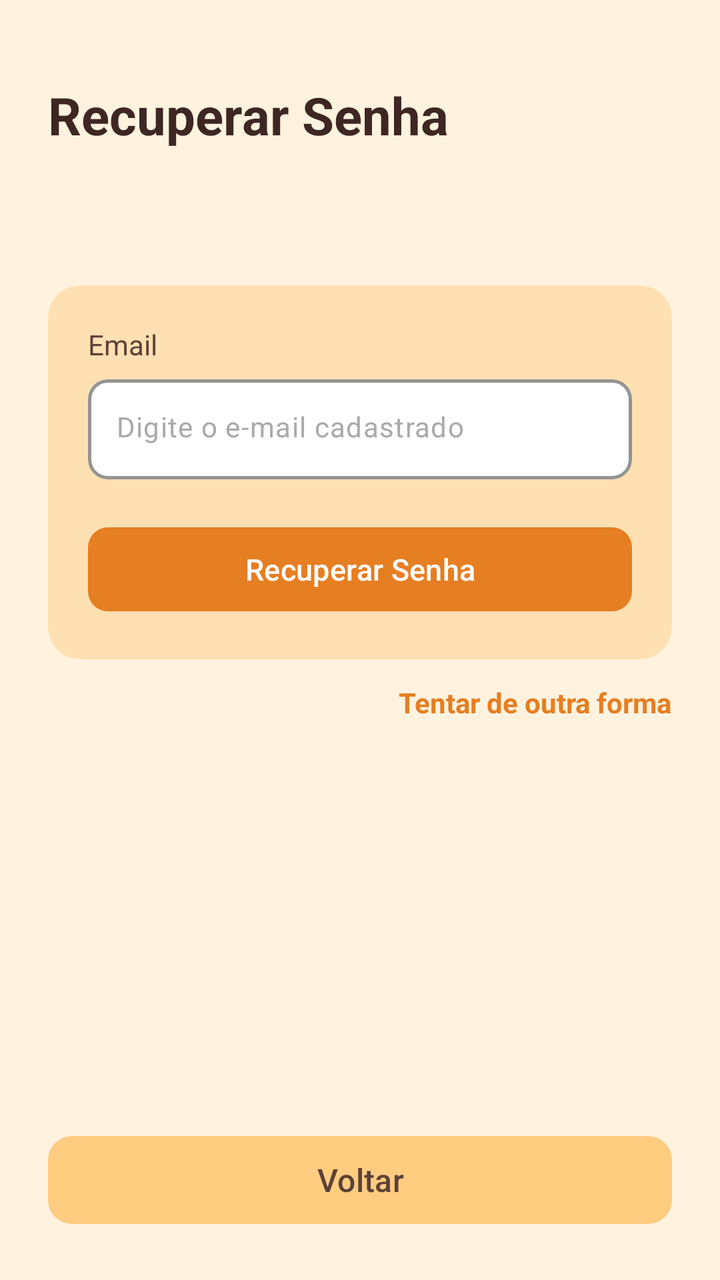
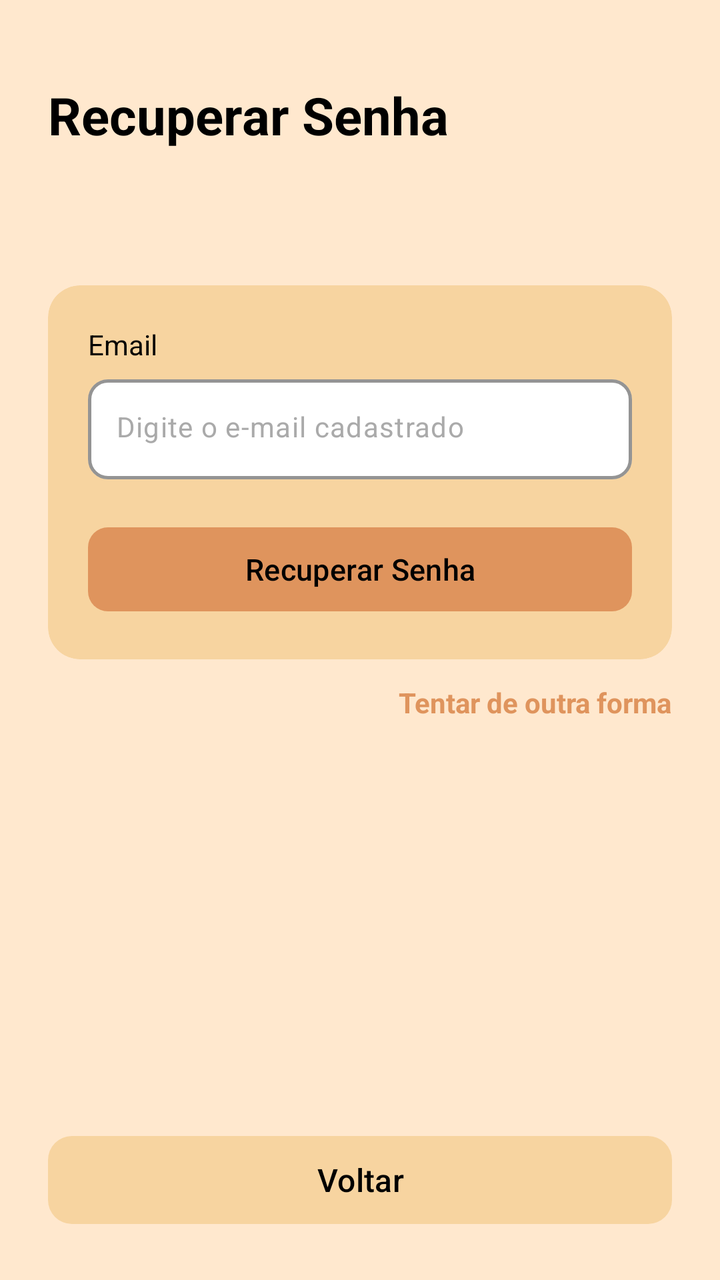

Two renders of the same Android screen: before a commit and after it. Below are the layout's source before the change and the commit's diff.
<!-- AndroidManifest.xml: application theme Theme.ProtPetverso1 -->
<!-- res/layout/recuperar_senha_layout.xml -->
<?xml version="1.0" encoding="utf-8"?>
<LinearLayout xmlns:android="http://schemas.android.com/apk/res/android"
    xmlns:app="http://schemas.android.com/apk/res-auto"
    android:layout_width="match_parent"
    android:layout_height="match_parent"
    android:orientation="vertical"
    android:background="#FFF3E0"
    android:paddingHorizontal="24dp"
    android:paddingTop="40dp"
    android:paddingBottom="24dp">

    
    <TextView
        android:layout_width="wrap_content"
        android:layout_height="wrap_content"
        android:text="Recuperar Senha"
        android:textSize="26sp"
        android:textStyle="bold"
        android:textColor="#3E2723" />

    
    <View
        android:layout_width="match_parent"
        android:layout_height="0dp"
        android:layout_weight="0.5" />

    
    <com.google.android.material.card.MaterialCardView
        android:layout_width="match_parent"
        android:layout_height="wrap_content"
        app:cardCornerRadius="16dp"
        app:cardElevation="0dp"
        app:cardBackgroundColor="#FFE0B2"
        app:strokeWidth="0dp">

        <LinearLayout
            android:layout_width="match_parent"
            android:layout_height="wrap_content"
            android:orientation="vertical"
            android:padding="20dp">

            
            <TextView
                android:layout_width="wrap_content"
                android:layout_height="wrap_content"
                android:layout_marginBottom="8dp"
                android:text="Email"
                android:textSize="14sp"
                android:textColor="#5D4037" />

            
            <com.google.android.material.textfield.TextInputLayout
                android:id="@+id/ipEmailRecuperar"
                android:layout_width="match_parent"
                android:layout_height="wrap_content"
                android:layout_marginBottom="20dp"
                app:boxBackgroundMode="outline"
                app:boxBackgroundColor="#FFFFFF"
                app:boxStrokeColor="#FF9800"
                app:boxStrokeWidth="1.5dp"
                app:boxCornerRadiusBottomEnd="10dp"
                app:boxCornerRadiusBottomStart="10dp"
                app:boxCornerRadiusTopEnd="10dp"
                app:boxCornerRadiusTopStart="10dp"
                app:hintEnabled="false">

                <com.google.android.material.textfield.TextInputEditText
                    android:id="@+id/edtEmailRecuperar"
                    android:layout_width="match_parent"
                    android:layout_height="50dp"
                    android:gravity="center_vertical"
                    android:hint="Digite o e-mail cadastrado"
                    android:inputType="textEmailAddress"
                    android:paddingHorizontal="14dp"
                    android:textColor="@color/black"
                    android:textColorHint="#AAAAAA"
                    android:textSize="14sp" />
            </com.google.android.material.textfield.TextInputLayout>

            
            <com.google.android.material.button.MaterialButton
                android:id="@+id/btnRecuperarSenha"
                android:layout_width="match_parent"
                android:layout_height="50dp"
                android:text="Recuperar Senha"
                android:textAllCaps="false"
                android:textSize="15sp"
                android:textColor="@android:color/white"
                app:backgroundTint="#E67E22"
                app:cornerRadius="10dp" />

        </LinearLayout>
    </com.google.android.material.card.MaterialCardView>

    
    <TextView
        android:id="@+id/txtTentarOutraForma"
        android:layout_width="wrap_content"
        android:layout_height="wrap_content"
        android:layout_gravity="end"
        android:layout_marginTop="12dp"
        android:text="Tentar de outra forma"
        android:textSize="14sp"
        android:textColor="#E67E22"
        android:textStyle="bold" />

    
    <View
        android:layout_width="match_parent"
        android:layout_height="0dp"
        android:layout_weight="1.5" />

    
    <com.google.android.material.button.MaterialButton
        android:id="@+id/btnVoltar"
        android:layout_width="match_parent"
        android:layout_height="52dp"
        android:text="Voltar"
        android:textAllCaps="false"
        android:textSize="16sp"
        android:textColor="#5D4037"
        app:backgroundTint="#FFCC80"
        app:cornerRadius="12dp" />

</LinearLayout>
<!-- resources referenced by this layout -->
<resources>
  <color name="black">#FF000000</color>
  <style name="Theme.ProtPetverso1" parent="Base.Theme.ProtPetverso1">
      </style>
  <style name="Base.Theme.ProtPetverso1" parent="Theme.Material3.DayNight.NoActionBar">
          
          
      </style>
</resources>

<!-- the commit's change to res/layout/recuperar_senha_layout.xml (unified diff, before → after) -->
@@ -4,7 +4,7 @@
     android:layout_width="match_parent"
     android:layout_height="match_parent"
     android:orientation="vertical"
-    android:background="#FFF3E0"
+    android:background="#FFE8CE"
     android:paddingHorizontal="24dp"
     android:paddingTop="40dp"
     android:paddingBottom="24dp">
@@ -16,9 +16,8 @@
         android:text="Recuperar Senha"
         android:textSize="26sp"
         android:textStyle="bold"
-        android:textColor="#3E2723" />
+        android:textColor="#000000" />
 
-    
     <View
         android:layout_width="match_parent"
         android:layout_height="0dp"
@@ -30,7 +29,7 @@
         android:layout_height="wrap_content"
         app:cardCornerRadius="16dp"
         app:cardElevation="0dp"
-        app:cardBackgroundColor="#FFE0B2"
+        app:cardBackgroundColor="#F7D4A0"
         app:strokeWidth="0dp">
 
         <LinearLayout
@@ -39,16 +38,14 @@
             android:orientation="vertical"
             android:padding="20dp">
 
-            
             <TextView
                 android:layout_width="wrap_content"
                 android:layout_height="wrap_content"
                 android:layout_marginBottom="8dp"
                 android:text="Email"
                 android:textSize="14sp"
-                android:textColor="#5D4037" />
+                android:textColor="#000000" />
 
-            
             <com.google.android.material.textfield.TextInputLayout
                 android:id="@+id/ipEmailRecuperar"
                 android:layout_width="match_parent"
@@ -72,12 +69,11 @@
                     android:hint="Digite o e-mail cadastrado"
                     android:inputType="textEmailAddress"
                     android:paddingHorizontal="14dp"
-                    android:textColor="@color/black"
+                    android:textColor="#000000"
                     android:textColorHint="#AAAAAA"
                     android:textSize="14sp" />
             </com.google.android.material.textfield.TextInputLayout>
 
-            
             <com.google.android.material.button.MaterialButton
                 android:id="@+id/btnRecuperarSenha"
                 android:layout_width="match_parent"
@@ -85,14 +81,13 @@
                 android:text="Recuperar Senha"
                 android:textAllCaps="false"
                 android:textSize="15sp"
-                android:textColor="@android:color/white"
-                app:backgroundTint="#E67E22"
+                android:textColor="#000"
+                app:backgroundTint="#DF945D"
                 app:cornerRadius="10dp" />
 
         </LinearLayout>
     </com.google.android.material.card.MaterialCardView>
 
-    
     <TextView
         android:id="@+id/txtTentarOutraForma"
         android:layout_width="wrap_content"
@@ -101,16 +96,14 @@
         android:layout_marginTop="12dp"
         android:text="Tentar de outra forma"
         android:textSize="14sp"
-        android:textColor="#E67E22"
+        android:textColor="#DF945D"
         android:textStyle="bold" />
 
-    
     <View
         android:layout_width="match_parent"
         android:layout_height="0dp"
         android:layout_weight="1.5" />
 
-    
     <com.google.android.material.button.MaterialButton
         android:id="@+id/btnVoltar"
         android:layout_width="match_parent"
@@ -118,8 +111,8 @@
         android:text="Voltar"
         android:textAllCaps="false"
         android:textSize="16sp"
-        android:textColor="#5D4037"
-        app:backgroundTint="#FFCC80"
+        android:textColor="#000000"
+        app:backgroundTint="#F7D4A0"
         app:cornerRadius="12dp" />
 
 </LinearLayout>
<!-- resource entries referenced after the edit -->
@@ -1,6 +1,5 @@
 <!-- resources referenced by this layout -->
 <resources>
-  <color name="black">#FF000000</color>
   <style name="Theme.ProtPetverso1" parent="Base.Theme.ProtPetverso1">
       </style>
   <style name="Base.Theme.ProtPetverso1" parent="Theme.Material3.DayNight.NoActionBar">
